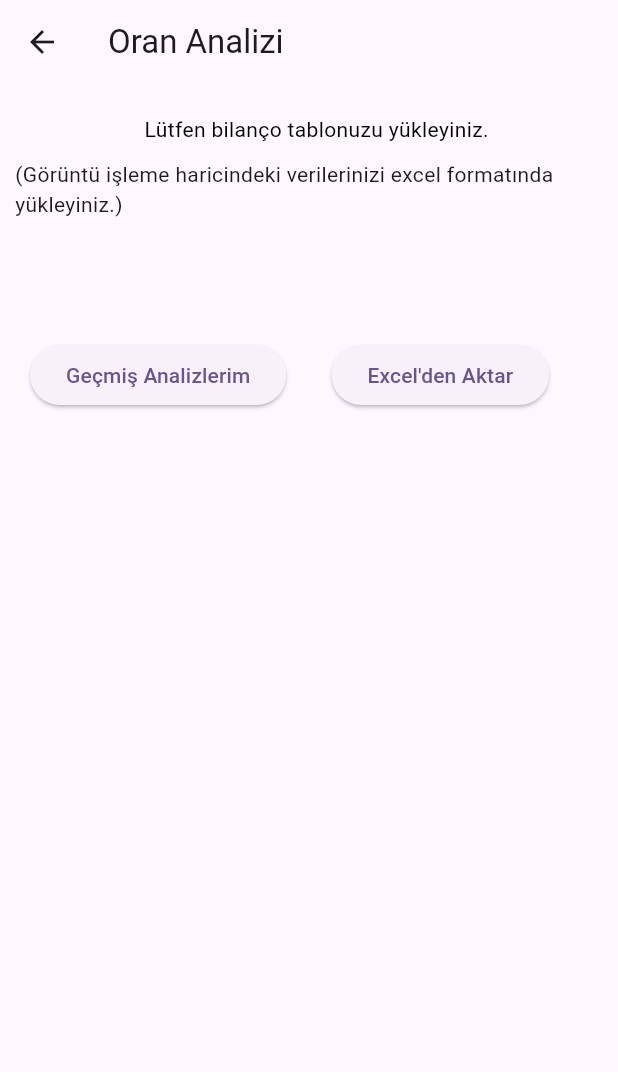
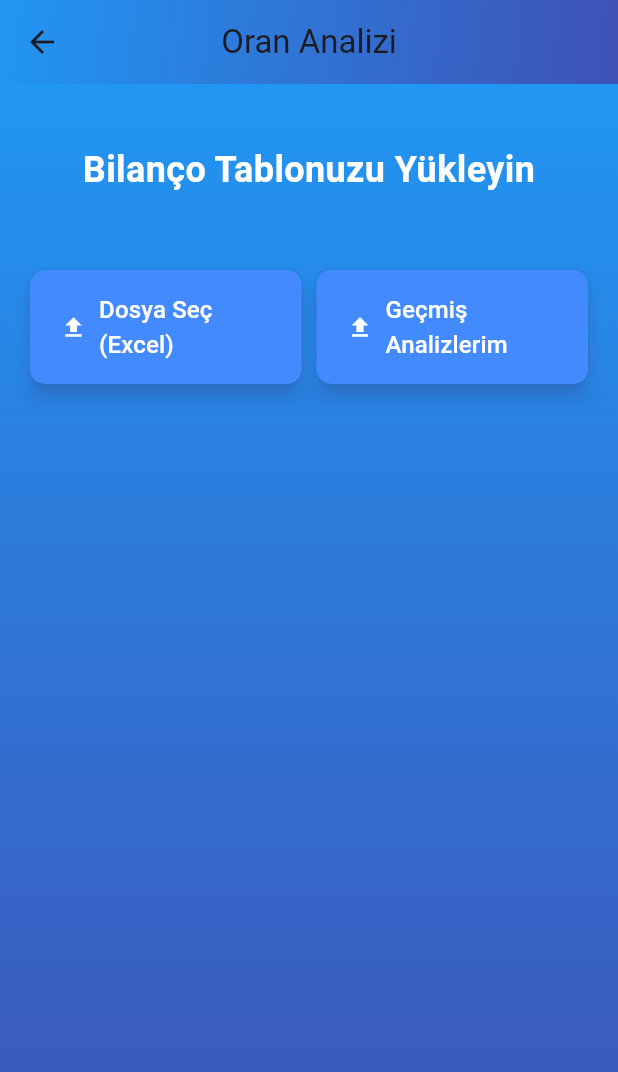
Before and after one commit to emircancavusoglu/busi, a Flutter app: the RatioAnalysisView screen opened directly, on a phone screen of 412 x 824 dp. Shown: the top 1072 px of the screen. Run offline on Flutter 3.47's test engine with Material 3 defaults, Android fonts, the phone set to English and light mode, and no system bars; our stand-ins replace dio, file_picker, firebase_auth, firebase_core, google_sign_in; missing offline and left inert: excel; accounts and stored records are empty.

Commit message:
set design

```diff
--- a/lib/main.dart
+++ b/lib/main.dart
@@ -25,6 +25,7 @@ class MyApp extends StatelessWidget {
   @override
   Widget build(BuildContext context) {
     return MaterialApp(
+      debugShowCheckedModeBanner: false,
       title: 'Flutter Demo',
       theme:
       ThemeData(
--- a/lib/views/analysis_view/ratio_analysis_view.dart
+++ b/lib/views/analysis_view/ratio_analysis_view.dart
@@ -5,10 +5,12 @@ import 'package:busi/consts/navigator.dart';
 import 'package:busi/views/show_ratio_analysis_results.dart';
 import 'package:excel/excel.dart';
 import 'package:file_picker/file_picker.dart';
+import 'package:flutter/cupertino.dart';
 import 'package:flutter/material.dart';
+import 'package:flutter/widgets.dart';
 
 class RatioAnalysisView extends StatefulWidget {
-  const RatioAnalysisView({super.key});
+  const RatioAnalysisView({Key? key}) : super(key: key);
 
   @override
   State<RatioAnalysisView> createState() => RatioAnalysisViewState();
@@ -23,7 +25,6 @@ class RatioAnalysisViewState extends State<RatioAnalysisView> {
     final excel = Excel.decodeBytes(bytes);
     allData = [];
 
-    // Tüm sayfalardaki veri hücrelerini al
     excel.tables.forEach((sheetName, table) {
       table!.rows.forEach((row) {
         allData.add(row.map((cell) => cell?.value.toString() ?? '').toList());
@@ -41,10 +42,10 @@ class RatioAnalysisViewState extends State<RatioAnalysisView> {
                     (index) => DataColumn(label: Text('Satır Adı ${index + 1}')),
               ),
               rows: List.generate(
-                allData.length - 1, // İlk satır başlık olduğu için -1
+                allData.length - 1,
                     (index) => DataRow(
                   cells: List.generate(
-                    allData[index + 1].length, // İlk satır başlık olduğu için +1
+                    allData[index + 1].length,
                         (cellIndex) => DataCell(Text(allData[index + 1][cellIndex])),
                   ),
                 ),
@@ -54,12 +55,10 @@ class RatioAnalysisViewState extends State<RatioAnalysisView> {
           actions: [
             TextButton(
               onPressed: () {
-                if(allData.isNotEmpty){
+                if (allData.isNotEmpty) {
                   Values(data: allData);
                   NavigateToWidget.navigateToScreen(context, ShowRatioResults(value: allData),);
-
-                }
-                else{
+                } else {
                   ScaffoldMessenger.of(context).showSnackBar(const SnackBar(content: Text("Lütfen doğru dosya giriniz.")));
                 }
               },
@@ -84,9 +83,8 @@ Future<void> validateFiles() async {
         ScaffoldMessenger.of(context).showSnackBar(SnackBar(
           content: Text("Dosya ${files[i]!.path.split("/").last} bir bilanço tablosu içermiyor: $message"),
         ));
-        return; // Dosya geçerli değilse, işlemi sonlandır
+        return;
       } else {
-        // Dosya geçerliyse, içeriği ekrana bas
         await readExcelFile(files[i]!);
       }
     }
@@ -96,8 +94,6 @@ Future<void> validateFiles() async {
     try {
       final bytes = await file.readAsBytes();
       final excel = Excel.decodeBytes(bytes);
-
-      // Tüm kontrolleri geçtikten sonra hiçbir uyarı mesajı döndürme
       return null;
     } catch (e) {
       return e.toString();
@@ -109,30 +105,41 @@ Future<void> validateFiles() async {
     return Scaffold(
       appBar: AppBar(
         title: const Text('Oran Analizi'),
-      ),
-      body: Column(
-        children: [
-          const Padding(
-            padding: EdgeInsets.only(top: 20, left: 10),
-            child: Text(
-              'Lütfen bilanço tablonuzu yükleyiniz.',
-              style: TextStyle(color: Colors.black),
+        centerTitle: true,
+        backgroundColor: Colors.transparent,
+        flexibleSpace: Container(
+          decoration: const BoxDecoration(
+            gradient: LinearGradient(
+              begin: Alignment.topLeft,
+              end: Alignment.bottomRight,
+              colors: [Colors.blue, Colors.indigo],
             ),
           ),
-          const Padding(
-            padding: EdgeInsets.only(top: 10, left: 10),
-            child: Text('(Görüntü işleme haricindeki verilerinizi excel formatında yükleyiniz.)'),
         ),
-          Padding(
-            padding: const EdgeInsets.only(top: 80, left: 20),
-            child: Row(
+      ),
+      body: Container(
+        decoration: const BoxDecoration(
+          gradient: LinearGradient(
+            begin: Alignment.topCenter,
+            end: Alignment.bottomCenter,
+            colors: [Colors.blue, Colors.indigo],
+          ),
+        ),
+        padding: const EdgeInsets.all(20.0),
+        child: Column(
+          crossAxisAlignment: CrossAxisAlignment.stretch,
           children: [
-                ElevatedButton(
-                  onPressed: () {},
-                  child: const Text('Geçmiş Analizlerim'),
+            const SizedBox(height: 20),
+            const Text(
+              'Bilanço Tablonuzu Yükleyin',
+              style: TextStyle(color: Colors.white, fontSize: 24, fontWeight: FontWeight.bold),
+              textAlign: TextAlign.center,
             ),
-                const SizedBox(width: 30),
-                ElevatedButton(
+            const SizedBox(height: 50),
+            Row(
+            mainAxisAlignment: MainAxisAlignment.center,
+            children: [
+              Expanded(child: ElevatedButton.icon(
                 onPressed: () async {
                   try {
                     final selectedFiles = await getMultipleFile();
@@ -140,52 +147,88 @@ Future<void> validateFiles() async {
                       files = selectedFiles;
                     });
                   } catch (e) {
-                      ScaffoldMessenger.of(context).showSnackBar(const SnackBar(content: Text
-                        ('Lütfen en az 1 dosya seçiniz'),),);
+                    ScaffoldMessenger.of(context).showSnackBar(const SnackBar(content: Text('En az 1 dosya seçiniz')));
                   }
                 },
-                  child: const Text("Excel'den Aktar"),
+                icon: const Icon(Icons.file_upload),
+                label: const Text(
+                  'Dosya Seç (Excel)',
+                  style: TextStyle(fontSize: 16),
                 ),
-              ],
+                style: ElevatedButton.styleFrom(
+                  foregroundColor: Colors.white, backgroundColor: Colors.blueAccent, padding: const EdgeInsets.symmetric(horizontal: 20, vertical: 15),
+                  shape: RoundedRectangleBorder(
+                    borderRadius: BorderRadius.circular(10),
                   ),
+                  shadowColor: Colors.blueAccent,
+                  elevation: 5,
                 ),
-          Visibility(
-            visible: files.isNotEmpty,
-            child: const SizedBox(
-              width: double.infinity,
-              child: Padding(
-                padding: EdgeInsets.only(top: 30, left: 10),
-                child: Text(
-                  'Seçilen Dosyalar',
-                  style: TextStyle(fontSize: 18, fontWeight: FontWeight.bold),
+              ),),
+              const SizedBox(width: 10,),
+              Expanded(
+                child: ElevatedButton.icon(
+                  onPressed: () {},
+                  icon: const Icon(Icons.file_upload),
+                  label: const Text(
+                    'Geçmiş Analizlerim',
+                    style: TextStyle(fontSize: 16),
+                  ),
+                  style: ElevatedButton.styleFrom(
+                    foregroundColor: Colors.white, backgroundColor: Colors.blueAccent, padding: const EdgeInsets.symmetric(horizontal: 20, vertical: 15),
+                    shape: RoundedRectangleBorder(
+                      borderRadius: BorderRadius.circular(10),
+                    ),
+                    shadowColor: Colors.blueAccent,
+                    elevation: 5,
                   ),
                 ),
               ),
-          ), // Add some spacing
+
+            ],
+            ),
+            const SizedBox(height: 30),
+            if (files.isNotEmpty) ...[
+              const Text(
+                'Seçilen Dosyalar',
+                style: TextStyle(fontSize: 20, fontWeight: FontWeight.bold, color: Colors.white),
+                textAlign: TextAlign.center,
+              ),
               Expanded(
                 child: ListView.builder(
                   itemCount: files.length,
                   itemBuilder: (BuildContext context, int index) {
-                return ListTile(
+                    return Card(
+                      elevation: 3,
+                      margin: const EdgeInsets.symmetric(vertical: 10, horizontal: 20),
+                      child: ListTile(
                         title: Text(
                           files[index]!.path.split("/").last,
                           style: const TextStyle(color: Colors.black),
+                        ),
                       ),
                     );
                   },
                 ),
               ),
-          Padding(
-            padding: const EdgeInsets.only(bottom: 250),
-            child: Visibility(
-              visible: files.isNotEmpty,
-              child: ElevatedButton(
+              const SizedBox(height: 20),
+              ElevatedButton(
                 onPressed: validateFiles,
-                child: const Text('Onayla'),
+                style: ElevatedButton.styleFrom(
+                  foregroundColor: Colors.white, backgroundColor: Colors.blueAccent, padding: const EdgeInsets.symmetric(horizontal: 50, vertical: 20),
+                  shape: RoundedRectangleBorder(
+                    borderRadius: BorderRadius.circular(10),
                   ),
+                  shadowColor: Colors.blueAccent,
+                  elevation: 5,
+                ),
+                child: const Text(
+                  'Onayla',
+                  style: TextStyle(fontSize: 18),
                 ),
               ),
             ],
+          ],
+        ),
       ),
     );
   }
```
Lines whose indentation alone changed are shown as unchanged.
